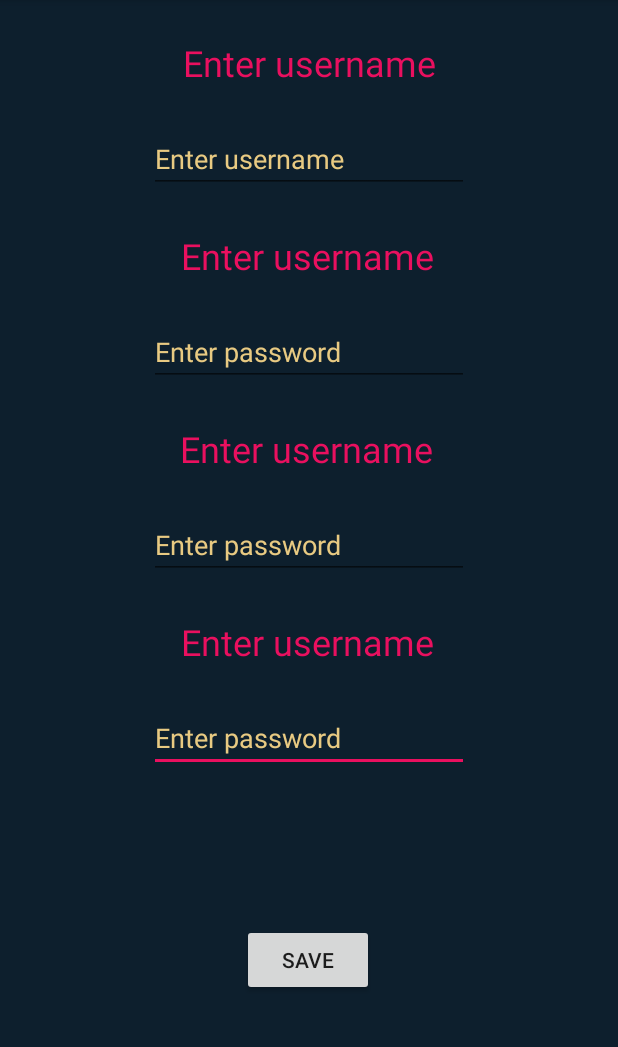
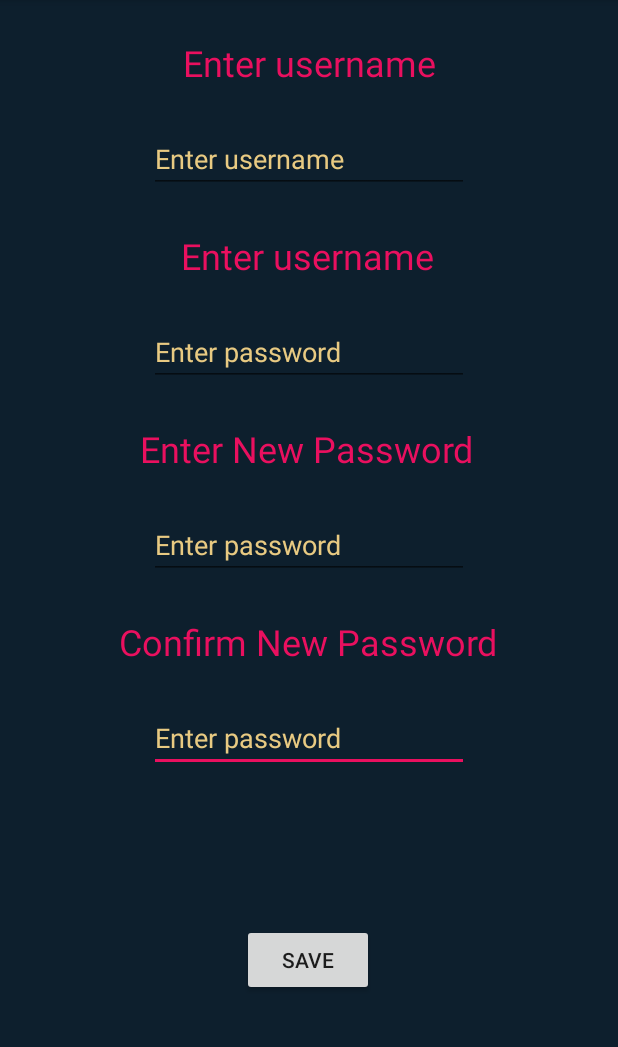
Before and after one commit to what-will-we-do-now/android-ide, an Android app: the ChangePassword screen opened directly, with no data from a screen before it, on a phone screen of 412 x 824 dp, the part 84-1131 px from its top. Run offline under Robolectric (Android 15) with nearby library versions, the phone set to English and light mode, and no system bars.

Commit message:
Updated the titles to the text boxes for update username and password, also updated the updating commands for change username using the shared preferences to globally store the username so it is the same for repeated log ins.

```diff
--- a/app/src/main/AndroidManifest.xml
+++ b/app/src/main/AndroidManifest.xml
@@ -14,6 +14,8 @@
         <activity android:name=".SettingsScreen"></activity>
         <activity android:name=".GitHubScreen"></activity>
         <activity android:name="ChangePassword"></activity>
+        <activity android:name="ChangeUsername"></activity>
+
         <activity
             android:name=".HomeScreenActivity"
             android:parentActivityName=".LoginActivity">
--- a/app/src/main/java/uk/ac/tees/v8036651/mode/SettingsScreen.java
+++ b/app/src/main/java/uk/ac/tees/v8036651/mode/SettingsScreen.java
@@ -18,4 +18,9 @@ public class SettingsScreen extends AppCompatActivity {
         Intent NPintent = new Intent(this, ChangePassword.class);
         startActivity(NPintent);
     }
+
+    public void openChangeUsername(View view){
+        Intent NUintent = new Intent(this, ChangeUsername.class);
+        startActivity(NUintent);
+    }
 }
--- a/app/src/main/res/layout/activity_settings_screen.xml
+++ b/app/src/main/res/layout/activity_settings_screen.xml
@@ -56,6 +56,7 @@
         android:layout_width="wrap_content"
         android:layout_height="wrap_content"
         android:layout_marginTop="55dp"
+        android:onClick="openChangeUsername"
         android:text="Change Username"
         app:layout_constraintEnd_toEndOf="parent"
         app:layout_constraintStart_toStartOf="parent"
--- a/app/src/main/res/layout/change_password.xml
+++ b/app/src/main/res/layout/change_password.xml
@@ -12,7 +12,7 @@
         android:layout_width="wrap_content"
         android:layout_height="wrap_content"
         android:layout_marginTop="25dp"
-        android:text="@string/login_username_placeholder"
+        android:text="@string/confirm_password_placeholder"
         android:textColor="@color/colorAccent"
         android:textColorLink="@color/colorAccent"
         android:textSize="24sp"
@@ -27,7 +27,7 @@
         android:layout_width="wrap_content"
         android:layout_height="wrap_content"
         android:layout_marginTop="25dp"
-        android:text="@string/login_username_placeholder"
+        android:text="@string/new_password_placeholder"
         android:textColor="@color/colorAccent"
         android:textColorLink="@color/colorAccent"
         android:textSize="24sp"
--- a/app/src/main/res/values/strings.xml
+++ b/app/src/main/res/values/strings.xml
@@ -11,6 +11,10 @@
     <string name="login_password_text">Password:</string>
     <string name="login_username_placeholder">Enter username</string>
     <string name="login_password_placeholder">Enter password</string>
+    <string name="new_password_placeholder">Enter New Password</string>
+    <string name="confirm_password_placeholder">Confirm New Password</string>
+    <string name="new_username_placeholder">Enter New Username</string>
+    <string name="confirm_username_placeholder">Confirm New Username</string>
 
     <string name="project_new">New project</string>
     <string name="project_open">Open project</string>
```
Also changed, not shown: app/src/main/java/uk/ac/tees/v8036651/mode/ChangeUsername.java (+17 -7 lines), app/src/main/res/layout/change_username.xml (+5 -4 lines).
